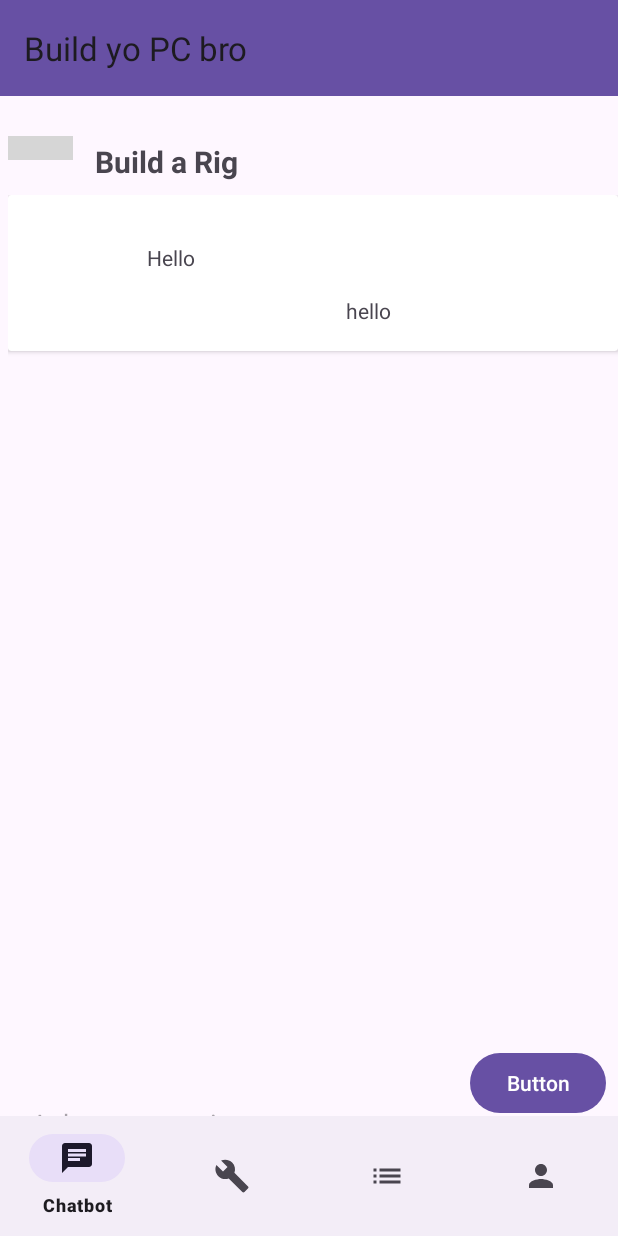
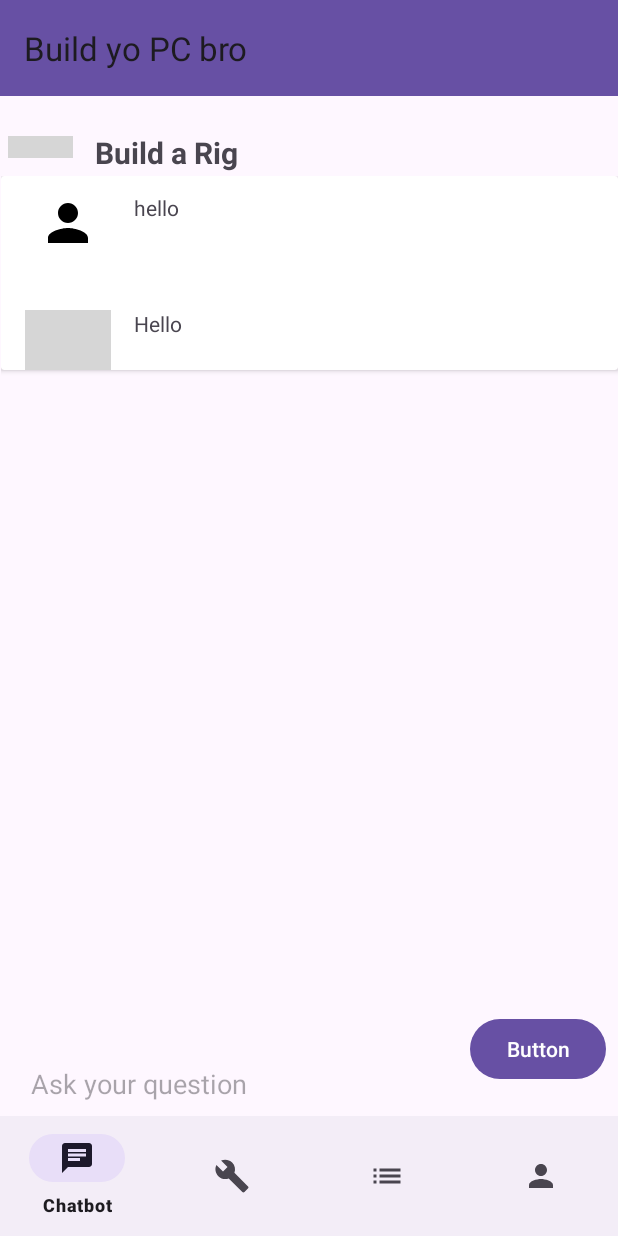
Before and after one commit to sanat-k1/Expert_System, an Android app: the screen it shows after launch (home), on a phone screen of 412 x 824 dp. Run offline under Robolectric (Android 15) with nearby library versions, the phone set to English and light mode, and no system bars; grey boxes are pictures that could not be loaded.

Commit message:
chatbot done

```diff
--- a/app/src/main/java/com/example/pchelper/chatbot.kt
+++ b/app/src/main/java/com/example/pchelper/chatbot.kt
@@ -48,7 +48,33 @@ class chatbot : Fragment() {
         datalist = ArrayList()
         var data = QA("hello","Hello")
         datalist.add(data)
-        var questions = arrayOf("GPU","CPU","RAM")
+        val questions = arrayOf(
+            "How to speed up my computer?",
+            "What are the common causes of computer overheating?",
+            "How to fix blue screen errors?",
+            "What should I do if my computer won't turn on?",
+            "How to troubleshoot frequent crashes?",
+            "Why does my computer freeze frequently?",
+            "How to improve internet speed?",
+            "What are the signs of a failing hard drive?",
+            "How to troubleshoot boot issues?",
+            "How to free up memory on my computer?",
+            "Why do I see a black screen on startup?",
+            "How to prevent computer from overheating?",
+            "Why does my PC shut down randomly?",
+            "How to troubleshoot internet connection problems?",
+            "Why is my computer not recognizing peripherals?",
+            "How to optimize startup programs?",
+            "How to prevent computer from running loud?",
+            "How to remove adware from my computer?",
+            "How to troubleshoot Windows boot issues?",
+            "How to update graphics drivers?",
+            "What to do if my computer is not responding?",
+            "Why should I upgrade to a solid-state drive?",
+            "How to check for malware infections?",
+            "What are the symptoms of failing hardware?",
+            "How to improve gaming performance?"
+        )
 
         var qadapter: ArrayAdapter<String> = ArrayAdapter<String>(requireContext(),android.R.layout.select_dialog_item,questions)
         qbar.threshold = 1
@@ -75,14 +101,14 @@ class chatbot : Fragment() {
             question=qbar.text.toString()
             val userInput = qbar.text.toString().trim()
             if(question.isNotBlank()){
-                val botResponse = getResponse(userInput)
-
+                answer = getResponse(userInput)
             }
 
             msgs.savedata(question, answer)
             data= QA(question,answer)
             datalist.add(data)
             recyclerView.adapter = QAAdapter(datalist)
+            qbar.text.clear()
         }
 
 
@@ -115,21 +141,31 @@ class chatbot : Fragment() {
     }
     private fun checkAllMessages(message: List<String>): String {
         val responses = listOf(
-            "I recommend taking your car to a professional mechanic for a thorough inspection.",
-            "If your car is not starting, it might be a battery issue. Check the battery connection, charge, and fuel level before attempting to start again.",
-            "Strange noises or warning lights may indicate an engine problem. Pay attention to any unusual sounds or dashboard warnings.",
-            "To improve handling, check tire pressure and condition regularly. Proper tire maintenance can prevent handling issues.",
-            "If your headlights are not turning on, it could be due to burned-out bulbs or power/ground issues. Inspect and fix accordingly.",
-            "If your AC is not cooling or turning on, check refrigerant levels, clean the air filter, and inspect the compressor and condenser for issues.",
-            "Worn-out brakes can lead to slow stopping and unusual noises. Consider changing brake pads if you notice vibrations or odd sounds while braking.",
-            "If you notice a burning smell, it could be an overheating issue. Check the coolant levels and radiator for any leaks.",
-            "A vibrating steering wheel may indicate an issue with the wheel balance or alignment. Consider getting a wheel alignment and balancing.",
-            "A persistent check engine light could be signaling a problem with the vehicle's engine or emissions system. It's recommended to have the car's diagnostics checked.",
-            "If your car pulls to one side while driving, it may be due to uneven tire wear or alignment issues. Check the tire tread and alignment.",
-            "For a fuel-efficient drive, ensure your tires are properly inflated, and the air filter is clean. Regular maintenance can improve fuel efficiency.",
-            "If you experience a loss of power, it could be related to issues with the fuel system or air intake. Check the fuel pump and air filter for any problems.",
-            "Unusual smells from the exhaust could indicate problems with the catalytic converter or exhaust system. Inspect for any visible damage or leaks.",
-            "Transmission problems may cause jerking or hesitation during gear shifts. It is advisable to have the transmission checked for issues."
+            "Your computer might be overheating. Check if the fans are working properly and clean any dust buildup.",
+            "If your PC is slow, try freeing up disk space by deleting unnecessary files and programs.",
+            "Blue screen errors often indicate hardware or driver issues. Update your drivers and run hardware diagnostics.",
+            "If your computer is not turning on, check the power supply and ensure all connections are secure.",
+            "Frequent crashes could be caused by software conflicts or faulty hardware. Check for software updates and run diagnostics.",
+            "If your PC is freezing frequently, check for malware infections and consider upgrading your RAM.",
+            "Slow internet speed may be due to network congestion or issues with your ISP. Try resetting your modem/router.",
+            "If your computer is making strange noises, it could be a failing hard drive or fan. Backup important data immediately.",
+            "If your PC won't boot, try booting into safe mode and running system repair tools.",
+            "Error messages like 'disk not found' may indicate a failing hard drive. Backup data and consider replacing the drive.",
+            "If your computer is running out of memory, consider upgrading your RAM or closing unnecessary programs.",
+            "Black screen on startup may be due to a faulty graphics card or corrupt system files. Try booting into safe mode.",
+            "If your computer is running hot, check for blocked vents and consider improving airflow with additional fans.",
+            "If your PC shuts down randomly, it could be due to overheating or a failing power supply. Check internal components.",
+            "Intermittent internet connection issues may be caused by router/modem problems. Reset the devices and check cables.",
+            "If your computer is not recognizing peripherals, check device connections and drivers. Try using different ports.",
+            "If your PC is running slowly, try disabling startup programs and optimizing system performance settings.",
+            "If your computer is overheating, check for dust buildup in vents and consider reapplying thermal paste to the CPU.",
+            "Error messages like 'DLL not found' may indicate missing or corrupt system files. Try reinstalling affected software.",
+            "If your computer is running loud, check for fan obstructions and consider replacing noisy components.",
+            "Frequent pop-up ads may indicate adware infections. Run antivirus scans and remove any detected threats.",
+            "If your PC is not booting into Windows, try using the Windows Recovery Environment to troubleshoot startup issues.",
+            "If your computer is crashing during gaming, update your graphics drivers and check for overheating.",
+            "If your PC is not responding, try force restarting by holding down the power button for several seconds.",
+            "If your computer is running slowly, consider upgrading to a solid-state drive (SSD) for improved performance."
         )
 
         val probabilities = responses.associateWith { response ->
--- a/app/src/main/res/layout/fragment_chatbot.xml
+++ b/app/src/main/res/layout/fragment_chatbot.xml
@@ -1,27 +1,26 @@
 <?xml version="1.0" encoding="utf-8"?>
 <FrameLayout xmlns:android="http://schemas.android.com/apk/res/android"
+    xmlns:app="http://schemas.android.com/apk/res-auto"
     xmlns:tools="http://schemas.android.com/tools"
     android:layout_width="match_parent"
     android:layout_height="match_parent"
     tools:context=".chatbot">
 
     <androidx.constraintlayout.widget.ConstraintLayout
-        xmlns:android="http://schemas.android.com/apk/res/android"
-        xmlns:app="http://schemas.android.com/apk/res-auto"
         android:layout_width="match_parent"
         android:layout_height="match_parent"
         tools:context=".MainActivity">
 
         <androidx.recyclerview.widget.RecyclerView
             android:id="@+id/recyclerView"
-            android:layout_width="match_parent"
-            android:layout_height="550dp"
-            android:layout_marginTop="24dp"
+            android:layout_width="411dp"
+            android:layout_height="573dp"
             android:layout_marginLeft="5dp"
-            android:layout_marginBottom="32dp"
+            android:layout_marginTop="12dp"
+            android:layout_marginBottom="1dp"
             app:layout_constraintBottom_toTopOf="@+id/editText"
             app:layout_constraintEnd_toEndOf="parent"
-            app:layout_constraintHorizontal_bias="0.0"
+            app:layout_constraintHorizontal_bias="1.0"
             app:layout_constraintStart_toStartOf="parent"
             app:layout_constraintTop_toBottomOf="@+id/imageView" />
 
@@ -30,8 +29,9 @@
             android:layout_width="262dp"
             android:layout_height="59dp"
             android:layout_marginStart="25dp"
-            android:layout_marginTop="8dp"
+            android:layout_marginTop="1dp"
             android:layout_marginEnd="17dp"
+            android:layout_marginBottom="28dp"
             android:hint="Ask your question"
             app:layout_constraintBottom_toBottomOf="parent"
             app:layout_constraintEnd_toStartOf="@+id/button"
@@ -72,9 +72,9 @@
             android:layout_width="wrap_content"
             android:layout_height="wrap_content"
             android:layout_marginStart="17dp"
-            android:layout_marginTop="37dp"
+            android:layout_marginTop="1dp"
             android:layout_marginEnd="17dp"
-            android:layout_marginBottom="18dp"
+            android:layout_marginBottom="37dp"
             android:text="Button"
             app:layout_constraintBottom_toBottomOf="parent"
             app:layout_constraintEnd_toEndOf="parent"
--- a/app/src/main/res/layout/list_item.xml
+++ b/app/src/main/res/layout/list_item.xml
@@ -16,38 +16,46 @@
             android:layout_width="57dp"
             android:layout_height="40dp"
             android:layout_marginStart="16dp"
-            android:layout_marginTop="24dp"
-            android:layout_marginBottom="26dp"
+            android:layout_marginEnd="15dp"
+            android:src="@drawable/giphy"
+            app:layout_constraintBottom_toBottomOf="parent"
+            app:layout_constraintEnd_toStartOf="@+id/name"
             app:layout_constraintStart_toStartOf="parent"
-            app:layout_constraintTop_toTopOf="parent" />
+            app:layout_constraintTop_toBottomOf="@+id/userview" />
 
         <ImageView
             android:id="@+id/userview"
             android:layout_width="57dp"
             android:layout_height="40dp"
             android:layout_marginStart="16dp"
-            app:layout_constraintBottom_toBottomOf="parent"
+            android:layout_marginTop="11dp"
+            android:layout_marginEnd="15dp"
+            android:layout_marginBottom="38dp"
+            android:src="@drawable/baseline_person_24"
+            app:layout_constraintBottom_toTopOf="@+id/botview"
+            app:layout_constraintEnd_toStartOf="@+id/answer"
             app:layout_constraintStart_toStartOf="parent"
-            app:layout_constraintTop_toBottomOf="@+id/botview" />
+            app:layout_constraintTop_toTopOf="parent" />
 
         <TextView
+
             android:id="@+id/name"
             android:layout_width="wrap_content"
             android:layout_height="wrap_content"
-            android:layout_marginStart="19dp"
-            android:layout_marginTop="32dp"
+            android:layout_marginStart="15dp"
+            android:layout_marginBottom="21dp"
             android:text="Build a rig"
-            app:layout_constraintStart_toEndOf="@+id/userview"
-            app:layout_constraintTop_toTopOf="parent" />
+            app:layout_constraintBottom_toBottomOf="parent"
+            app:layout_constraintStart_toEndOf="@+id/botview" />
 
         <TextView
             android:id="@+id/answer"
             android:layout_width="wrap_content"
             android:layout_height="wrap_content"
-            android:layout_marginTop="16dp"
-            app:layout_constraintEnd_toEndOf="parent"
+            android:layout_marginStart="15dp"
+            android:layout_marginTop="11dp"
             android:text="none"
             app:layout_constraintStart_toEndOf="@+id/userview"
-            app:layout_constraintTop_toBottomOf="@+id/name" />
+            app:layout_constraintTop_toTopOf="parent" />
     </androidx.constraintlayout.widget.ConstraintLayout>
 </androidx.cardview.widget.CardView>
```
Also changed, not shown: app/src/main/java/com/example/pchelper/bobthebuilder.kt (+7 -0 lines).
